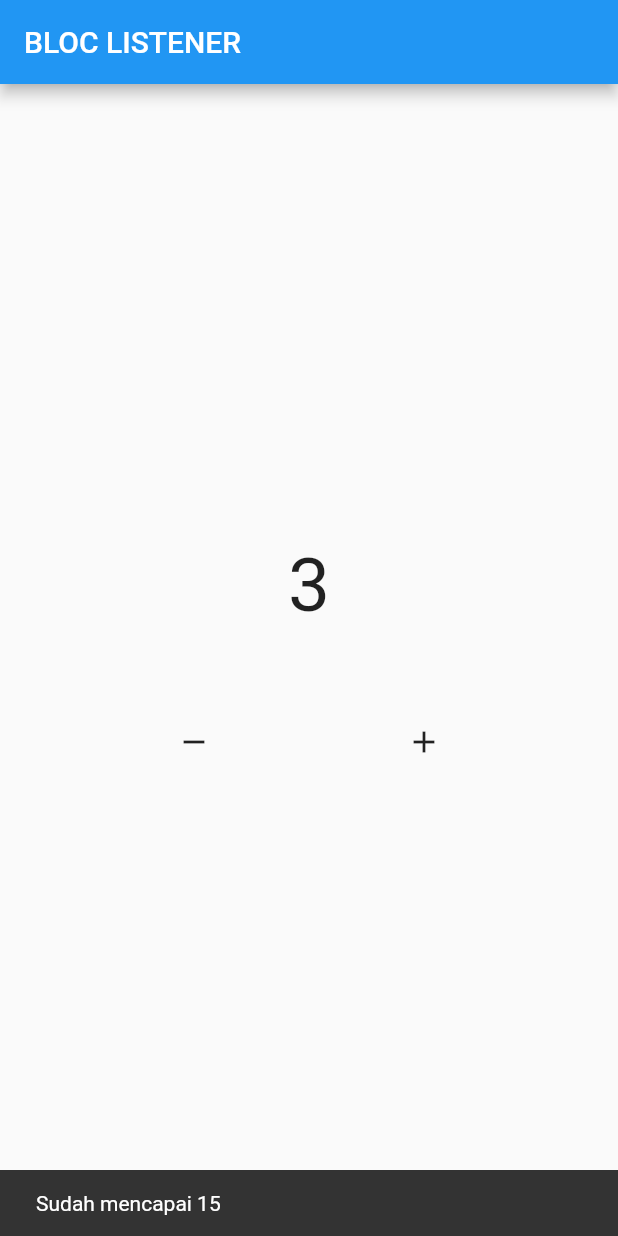
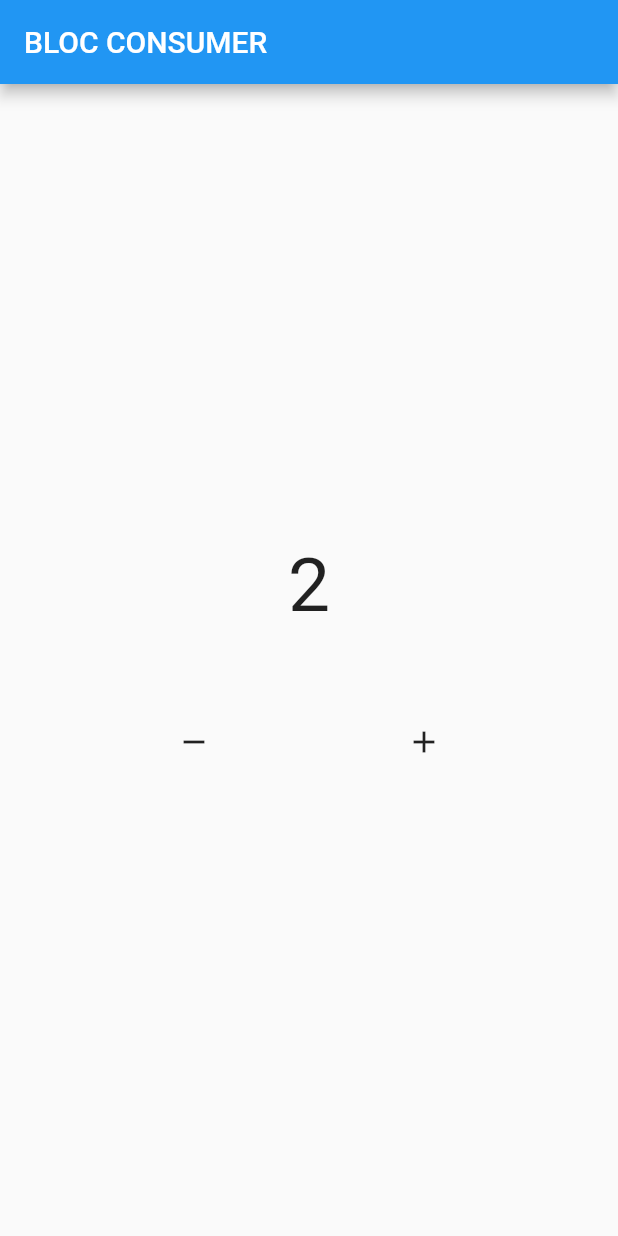
Before and after one commit to AhmadIkbalDjaya/Belajar-Bloc, a Flutter app: the screen it shows after launch, after a tap on the "add" icon, on a phone screen of 412 x 824 dp. Run offline on Flutter 3.47's test engine with Material 2 defaults, Android fonts, the phone set to English and light mode, and no system bars; our stand-ins replace bloc, flutter_bloc.

Commit message:
6. Bloc Consumer

```diff
--- a/lib/pages/home.dart
+++ b/lib/pages/home.dart
@@ -9,37 +9,41 @@ class HomePage extends StatelessWidget {
   Widget build(BuildContext context) {
     return Scaffold(
       appBar: AppBar(
-        title: const Text("BLOC LISTENER "),
+        title: const Text("BLOC CONSUMER"),
       ),
       body: Column(
         mainAxisAlignment: MainAxisAlignment.center,
         children: [
-          BlocListener<Counter, int>(
+          BlocConsumer<Counter, int>(
             bloc: mycounter,
-            listener: (context, state) {
-              ScaffoldMessenger.of(context).showSnackBar(
-                const SnackBar(
-                  duration: Duration(seconds: 1),
-                  content: Text("Sudah mencapai 15"),
-                ),
+            builder: (context, state) {
+              return Text(
+                "$state",
+                style: const TextStyle(fontSize: 50),
               );
             },
-            listenWhen: (previous, current) {
-              if (current % 2 == 1) {
+            buildWhen: (previous, current) {
+              if (current >= 10) {
                 return true;
               } else {
                 return false;
               }
             },
-            child: BlocBuilder<Counter, int>(
-              bloc: mycounter,
-              builder: (context, state) {
-                return Text(
-                  "$state",
-                  style: const TextStyle(fontSize: 50),
-                );
-              },
-            ),
+            listener: (context, state) {
+              ScaffoldMessenger.of(context).showSnackBar(
+                const SnackBar(
+                  duration: Duration(seconds: 1),
+                  content: Text("Genap"),
+                ),
+              );
+            },
+            listenWhen: (previous, current) {
+              if (current % 2 == 0) {
+                return true;
+              } else {
+                return false;
+              }
+            },
           ),
           const SizedBox(height: 50),
           Row(
```
